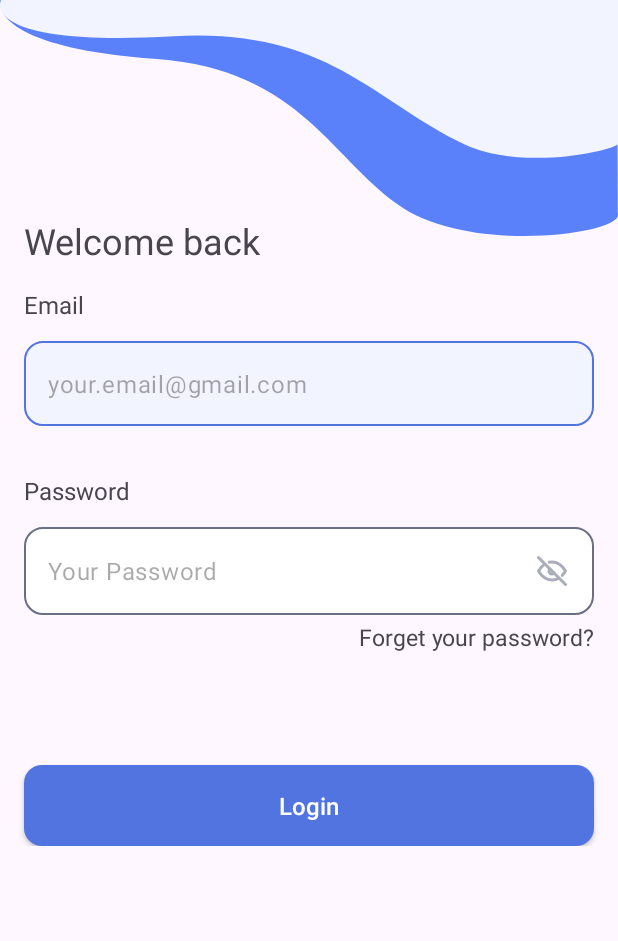
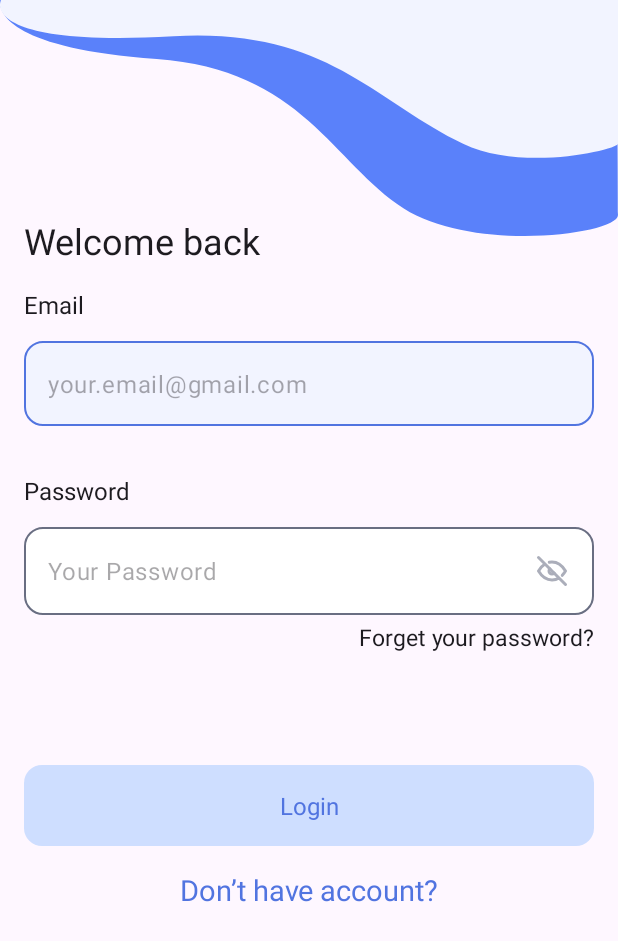
Before and after one commit to HADEER-ESS/school_management, an Android app: the screen it shows after launch (AuthActivity), on a phone screen of 412 x 824 dp. Shown: the top 941 px of the screen. Run offline under Robolectric (Android 15) with nearby library versions, the phone set to English and light mode, and no system bars; our stand-ins replace Dagger/Hilt's generated code.

Commit message:
$ handle login design look, and btn disable, and enable style options

```diff
--- a/app/src/main/java/com/hadeer/schoolapp/ui/auth/LoginFragment.kt
+++ b/app/src/main/java/com/hadeer/schoolapp/ui/auth/LoginFragment.kt
@@ -5,6 +5,7 @@ import androidx.fragment.app.Fragment
 import android.view.LayoutInflater
 import android.view.View
 import android.view.ViewGroup
+import androidx.core.content.res.ResourcesCompat
 import com.hadeer.schoolapp.R
 import com.hadeer.schoolapp.databinding.FragmentLoginBinding
 
@@ -26,8 +27,8 @@ class LoginFragment : Fragment() {
 
     override fun onViewCreated(view: View, savedInstanceState: Bundle?) {
         super.onViewCreated(view, savedInstanceState)
-
         handleViewContent()
+        handleBtnEnability(false)
     }
 
     private fun handleViewContent() {
@@ -40,6 +41,18 @@ class LoginFragment : Fragment() {
         binding.userPasswordTextFieldInclude.secureTextFieldInputDataEdt.hint =
             getString(R.string.your_password_hint)
 
+        handleBtnEnability(binding.userEmailTextFieldInclude.textFieldInputDataEdt.text.toString().isNotEmpty())
         binding.loginActionBtnInclude.actionBtn.text = getString(R.string.login_btn_txt)
     }
+
+    private fun handleBtnEnability(enable : Boolean) {
+        binding.loginActionBtnInclude.actionBtn.isEnabled = enable
+        if(enable){
+            binding.loginActionBtnInclude.actionBtn.background = resources.getDrawable(R.drawable.main_active_btn_bg)
+            binding.loginActionBtnInclude.actionBtn.setTextColor(resources.getColor(R.color.white))
+        }else{
+            binding.loginActionBtnInclude.actionBtn.background = resources.getDrawable(R.drawable.main_inactive_btn_bg)
+            binding.loginActionBtnInclude.actionBtn.setTextColor(resources.getColor(R.color.dark_blue))
+        }
+    }
 }
--- a/app/src/main/res/layout/fragment_login.xml
+++ b/app/src/main/res/layout/fragment_login.xml
@@ -42,7 +42,7 @@
         android:textAlignment="viewEnd"
         app:layout_constraintTop_toBottomOf="@id/user_password_text_field_include"
         android:text="@string/forget_your_password"
-        style="@style/darkBlue_10_regular"
+        style="@style/darkBlue_15_regular"
         />
     <include
         android:id="@+id/login_action_btn_include"
@@ -53,5 +53,15 @@
         app:layout_constraintTop_toBottomOf="@id/user_password_text_field_include"
         layout="@layout/main_btn"
         />
+    <TextView
+        android:id="@+id/create_account_option_tv"
+        android:layout_width="match_parent"
+        android:layout_height="wrap_content"
+        app:layout_constraintTop_toBottomOf="@id/login_action_btn_include"
+        android:layout_marginTop="16dp"
+        android:textAlignment="center"
+        style="@style/darkBlue_19_bold"
+        android:text="@string/don_t_have_account_txt"
+        />
 
 </androidx.constraintlayout.widget.ConstraintLayout>
--- a/app/src/main/res/values/strings.xml
+++ b/app/src/main/res/values/strings.xml
@@ -9,4 +9,6 @@
     <string name="your_email_gmail_com_hint">your.email@gmail.com</string>
     <string name="your_password_hint">Your Password</string>
     <string name="login_btn_txt">Login</string>
+    <string name="or_txt">Or</string>
+    <string name="don_t_have_account_txt">Don’t have account?</string>
 </resources>
--- a/app/src/main/res/values/themes.xml
+++ b/app/src/main/res/values/themes.xml
@@ -6,18 +6,23 @@
     </style>
 
     <style name="Theme.SchoolApp" parent="Base.Theme.SchoolApp" />
-    <style name="black_16_bold">
+    <style name="black_16_bold" parent="TextAppearance.AppCompat">
         <item name="color">@color/black</item>
         <item name="android:textSize">16sp</item>
     </style>
 
-    <style name="black_24_bold">
+    <style name="black_24_bold" parent="TextAppearance.AppCompat">
         <item name="color">@color/black</item>
         <item name="android:textSize">24sp</item>
     </style>
 
-    <style name="darkBlue_10_regular">
+    <style name="darkBlue_15_regular" parent="TextAppearance.AppCompat">
         <item name="color">@color/dark_blue</item>
         <item name="android:textSize">15sp</item>
     </style>
+
+    <style name="darkBlue_19_bold" parent="TextAppearance.AppCompat">
+        <item name="android:textColor">@color/dark_blue</item>
+        <item name="android:textSize">19sp</item>
+    </style>
 </resources>
```
Also changed, not shown: 1 other file.
